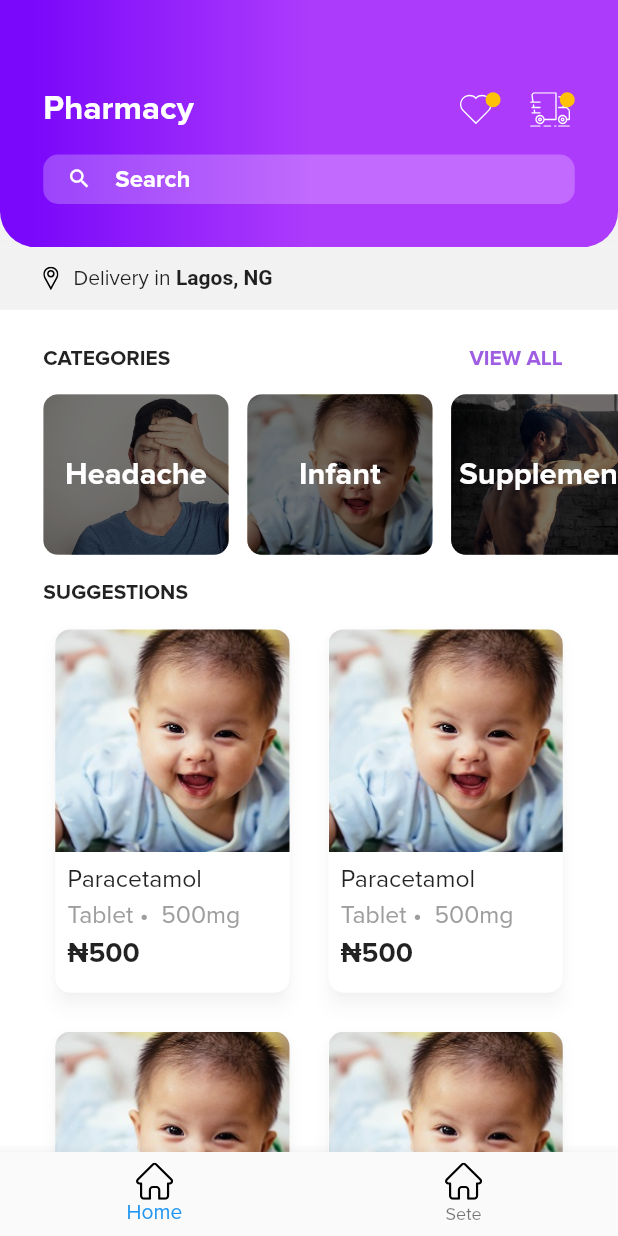
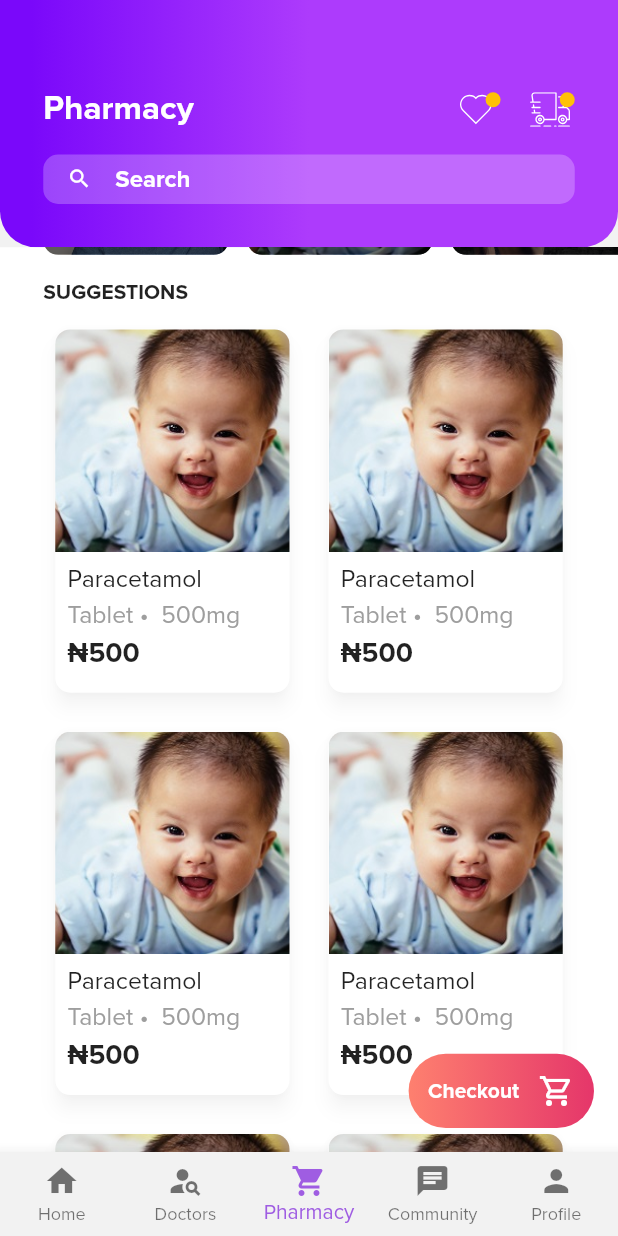
Before and after one commit to onuohasilver/drotest, a Flutter app: the screen it shows after launch, on a phone screen of 412 x 824 dp. Run offline on Flutter 3.47's test engine with Material 2 defaults, Android fonts, the phone set to English and light mode, and no system bars; our stand-ins replace flutter_svg, google_fonts.

Commit message:
add customFAB

```diff
--- /dev/null
+++ b/lib/components/bottombar.dart
@@ -0,0 +1,40 @@
+import 'package:drohealthtest/utilities/colors.dart';
+import 'package:flutter/material.dart';
+
+class CustomBottomBar extends StatelessWidget {
+  const CustomBottomBar({
+    Key? key,
+  }) : super(key: key);
+
+  @override
+  Widget build(BuildContext context) {
+    return BottomNavigationBar(
+      type: BottomNavigationBarType.fixed,
+      selectedItemColor: DroColors.purple,
+      currentIndex: 2,
+      backgroundColor: DroColors.lightGrey,
+      items: const <BottomNavigationBarItem>[
+        BottomNavigationBarItem(
+          icon: Icon(Icons.home),
+          label: 'Home',
+        ),
+        BottomNavigationBarItem(
+          icon: Icon(Icons.person_search),
+          label: 'Doctors',
+        ),
+        BottomNavigationBarItem(
+          icon: Icon(Icons.shopping_cart),
+          label: 'Pharmacy',
+        ),
+        BottomNavigationBarItem(
+          icon: Icon(Icons.chat),
+          label: 'Community',
+        ),
+        BottomNavigationBarItem(
+          icon: Icon(Icons.person),
+          label: 'Profile',
+        ),
+      ],
+    );
+  }
+}
--- /dev/null
+++ b/lib/components/customFAB.dart
@@ -0,0 +1,38 @@
+import 'package:drohealthtest/utilities/colors.dart';
+import 'package:drohealthtest/utilities/sizing.dart';
+import 'package:flutter/material.dart';
+
+class CustomFab extends StatelessWidget {
+  final bool switchFAB;
+  const CustomFab(
+    this.switchFAB, {
+    Key? key,
+  }) : super(key: key);
+  @override
+  Widget build(BuildContext context) {
+    SizeReference size = SizeReference(context);
+    return switchFAB
+        ? Container()
+        : Container(
+            height: size.height * .06,
+            width: size.width * .3,
+            decoration: BoxDecoration(
+                gradient: DroColors.redGradient,
+                borderRadius: BorderRadius.circular(1000)),
+            child: Row(
+              mainAxisAlignment: MainAxisAlignment.spaceEvenly,
+              children: [
+                Text(
+                  'Checkout',
+                  style: TextStyle(
+                      color: Colors.white, fontWeight: FontWeight.bold),
+                ),
+                Icon(
+                  Icons.shopping_cart_outlined,
+                  color: Colors.white,
+                )
+              ],
+            ),
+          );
+  }
+}
--- a/lib/screens/store.dart
+++ b/lib/screens/store.dart
@@ -1,4 +1,6 @@
+import 'package:drohealthtest/components/bottombar.dart';
 import 'package:drohealthtest/components/categoryCard.dart';
+import 'package:drohealthtest/components/customFAB.dart';
 import 'package:drohealthtest/components/drugCard.dart';
 import 'package:drohealthtest/components/input/searchTextField.dart';
 import 'package:drohealthtest/components/mediumIcon.dart';
@@ -9,26 +11,23 @@ import 'package:drohealthtest/utilities/sizing.dart';
 import 'package:flutter/material.dart';
 import 'package:flutter_svg/flutter_svg.dart';
 
-class StoreScreen extends StatelessWidget {
+class StoreScreen extends StatefulWidget {
   const StoreScreen({Key? key}) : super(key: key);
 
+  @override
+  _StoreScreenState createState() => _StoreScreenState();
+}
+
+class _StoreScreenState extends State<StoreScreen> {
+  final ScrollController scrollController =
+      ScrollController(initialScrollOffset: 200);
+  bool switchFAB = false;
   @override
   Widget build(BuildContext context) {
     SizeReference size = SizeReference(context);
     return Scaffold(
-      bottomNavigationBar: BottomNavigationBar(items: [
-        BottomNavigationBarItem(
-          icon: SizedBox(
-              height: size.height * .03,
-              child: SvgPicture.asset('assets/home.svg')),
-          label: 'Home',
-        ),
-        BottomNavigationBarItem(
-            icon: SizedBox(
-                height: size.height * .03,
-                child: SvgPicture.asset('assets/home.svg')),
-            label: 'Sete')
-      ]),
+      bottomNavigationBar: CustomBottomBar(),
+      floatingActionButton: CustomFab(switchFAB),
       body: Container(
         height: double.infinity,
         width: double.infinity,
@@ -69,8 +68,22 @@ class StoreScreen extends StatelessWidget {
             Expanded(
               child: Container(
                 color: Colors.white,
+                child: NotificationListener(
+                  onNotification: (ScrollNotification scrollInfo) {
+                    setState(() {
+                      if (scrollInfo.metrics.pixels > 0.0) {
+                        // here you change the condition
+                        switchFAB = true;
+                      } else {
+                        switchFAB = false;
+                      }
+                    });
+
+                    return true;
+                  },
                   child: CustomScrollView(
                       physics: BouncingScrollPhysics(),
+                      controller: scrollController,
                       slivers: [
                         SliverToBoxAdapter(
                             child: Container(
@@ -108,8 +121,8 @@ class StoreScreen extends StatelessWidget {
                                   children: [
                                     Text(
                                       'CATEGORIES',
-                                    style:
-                                        TextStyle(fontWeight: FontWeight.bold),
+                                      style: TextStyle(
+                                          fontWeight: FontWeight.bold),
                                     ),
                                     TextButton(
                                       child: Text(
@@ -176,7 +189,7 @@ class StoreScreen extends StatelessWidget {
                                       height: size.height,
                                       child: GridView.builder(
                                         padding: EdgeInsets.only(bottom: 100),
-                                      physics: BouncingScrollPhysics(),
+                                        physics: NeverScrollableScrollPhysics(),
                                         gridDelegate:
                                             SliverGridDelegateWithFixedCrossAxisCount(
                                           crossAxisCount: 2,
@@ -185,7 +198,7 @@ class StoreScreen extends StatelessWidget {
                                               (size.height * .15),
                                           crossAxisSpacing: 10,
                                         ),
-                                      itemCount: 20,
+                                        itemCount: 6,
                                         itemBuilder:
                                             (BuildContext context, int index) {
                                           return DrugCard();
@@ -200,6 +213,7 @@ class StoreScreen extends StatelessWidget {
                         )
                       ]),
                 ),
+              ),
             )
           ],
         ),
```
Also changed, not shown: assets/basicChat.svg (added), assets/cart.svg (added), assets/chat.svg (added), assets/person.svg (added), assets/pharmacy.svg (added). Lines whose indentation alone changed are shown as unchanged.
